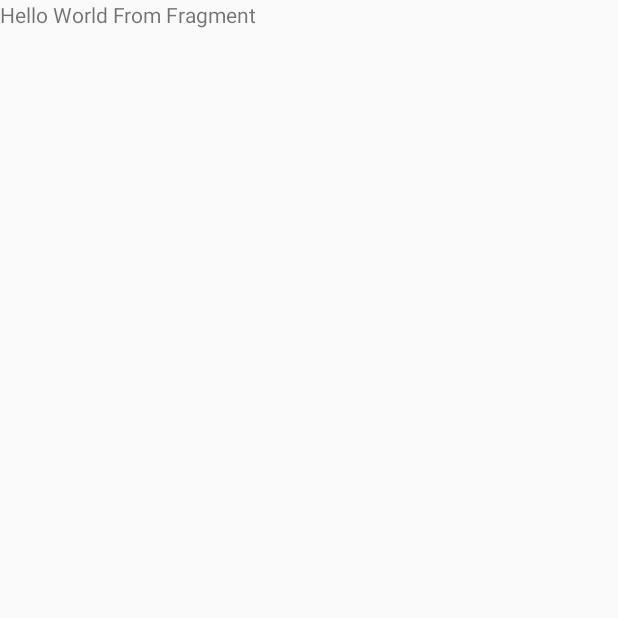
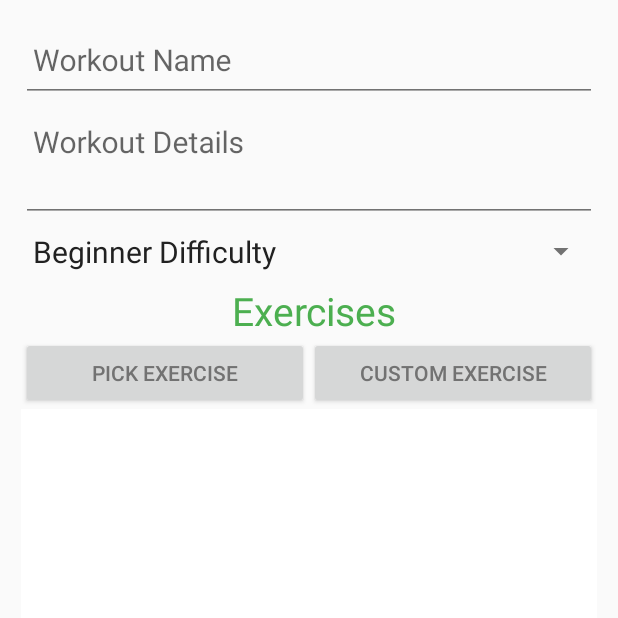
Before and after one commit to etenoch/CISC325-MakeFit, an Android app: the fragment NewWorkout shown on its own in the app's theme, on a phone screen of 412 x 824 dp, the top half of it. Run offline under Robolectric (Android 15) with nearby library versions, the phone set to English and light mode, and no system bars; our stand-ins replace ButterKnife.

Commit message:
+ new workout fragment + trying to fix this git thing

```diff
--- a/app/src/main/AndroidManifest.xml
+++ b/app/src/main/AndroidManifest.xml
@@ -8,7 +8,8 @@
         android:label="@string/app_name"
         android:supportsRtl="true"
         android:theme="@style/AppTheme" >
-        <activity android:name=".MainActivity" >
+        <activity android:name=".MainActivity"
+            android:windowSoftInputMode="stateHidden" >
             <intent-filter>
                 <action android:name="android.intent.action.MAIN" />
 
--- a/app/src/main/java/com/enochtam/cisc325/makefit/MainActivity.java
+++ b/app/src/main/java/com/enochtam/cisc325/makefit/MainActivity.java
@@ -1,8 +1,8 @@
 package com.enochtam.cisc325.makefit;
 
 import android.app.Fragment;
+import android.app.FragmentTransaction;
 import android.os.Bundle;
-import android.app.FragmentTransaction;
 import android.support.v4.widget.DrawerLayout;
 import android.support.v7.app.ActionBarDrawerToggle;
 import android.support.v7.app.AppCompatActivity;
@@ -24,13 +24,11 @@ public class MainActivity extends AppCompatActivity {
     // toolbar
     Toolbar toolbar;
 
-
     // hamburger menu
     private RecyclerView drawerRecyclerView;
     private RecyclerView.Adapter drawerAdapter;
     private DrawerLayout drawer;
     private ActionBarDrawerToggle drawerToggle;
-
 
     // fragment stuff
     private Fragment pendingFragment;
--- a/app/src/main/java/com/enochtam/cisc325/makefit/fragments/NewWorkout.java
+++ b/app/src/main/java/com/enochtam/cisc325/makefit/fragments/NewWorkout.java
@@ -1,18 +1,30 @@
 package com.enochtam.cisc325.makefit.fragments;
 
+import android.app.Activity;
 import android.app.Fragment;
 import android.os.Bundle;
 import android.view.LayoutInflater;
 import android.view.View;
 import android.view.ViewGroup;
+import android.widget.ArrayAdapter;
+import android.widget.Spinner;
 
 import com.enochtam.cisc325.makefit.R;
+
+import butterknife.Bind;
+import butterknife.ButterKnife;
 
 public class NewWorkout extends Fragment {
 
     private static final String ARG_PARAM1 = "param1";
     private String mParam1;
 
+    View fragmentView;
+    Activity that;
+
+    @Bind(R.id.workout_difficulty) Spinner difficultySpinner;
+
+    ArrayAdapter spinnerAdapter;
 
     public static WorkoutScreen newInstance(String param1, String param2) {
         WorkoutScreen fragment = new WorkoutScreen();
@@ -32,11 +44,25 @@ public class NewWorkout extends Fragment {
         if (getArguments() != null) {
             mParam1 = getArguments().getString(ARG_PARAM1);
         }
+        that = getActivity();
+
+
+
+
     }
 
     @Override
     public View onCreateView(LayoutInflater inflater, ViewGroup container, Bundle savedInstanceState) {
-        return inflater.inflate(R.layout.fragment_new_workout, container, false);
+        fragmentView= inflater.inflate(R.layout.fragment_new_workout, container, false);
+        ButterKnife.bind(this, fragmentView);
+
+
+        spinnerAdapter = ArrayAdapter.createFromResource(that, R.array.difficulty_spinner, R.layout.spinner_item);
+        spinnerAdapter.setDropDownViewResource(R.layout.spinner_dropdown_item);
+        difficultySpinner.setAdapter(spinnerAdapter);
+
+
+        return fragmentView;
     }
 
 
--- a/app/src/main/java/com/enochtam/cisc325/makefit/fragments/StartScreen.java
+++ b/app/src/main/java/com/enochtam/cisc325/makefit/fragments/StartScreen.java
@@ -63,7 +63,6 @@ public class StartScreen extends Fragment implements OnDateSelectedListener, OnM
 
     @Override
     public void onMonthChanged(MaterialCalendarView calendarWidget, CalendarDay date) {
-        //noinspection ConstantConditions
 //        getSupportActionBar().setTitle(FORMATTER.format(date.getDate()));
     }
 
--- a/app/src/main/res/layout/fragment_new_workout.xml
+++ b/app/src/main/res/layout/fragment_new_workout.xml
@@ -3,7 +3,116 @@
     android:layout_height="match_parent"
     tools:context="com.enochtam.cisc325.makefit.fragments.NewWorkout">
 
-    <TextView android:layout_width="match_parent" android:layout_height="match_parent"
-        android:text="Hello World From Fragment" />
+    <RelativeLayout
+        android:layout_width="fill_parent"
+        android:layout_height="fill_parent"
+        android:paddingLeft="14dp"
+        android:paddingRight="14dp"
+        android:paddingTop="10dp"
+        android:paddingBottom="10dp">
+
+        <LinearLayout
+            android:orientation="vertical"
+            android:layout_width="fill_parent"
+            android:layout_height="wrap_content"
+            android:id="@+id/nw_ll_1">
+
+            <android.support.design.widget.TextInputLayout
+                android:layout_width="match_parent"
+                android:layout_height="wrap_content">
+
+                <EditText
+                    android:inputType="text"
+                    android:hint="Workout Name"
+                    android:layout_width="fill_parent"
+                    android:layout_height="wrap_content"
+                    android:id="@+id/workout_name"
+                    android:textColor="@color/primary_text"
+                    android:paddingLeft="8dp"
+                    android:paddingTop="6dp"
+                    android:paddingBottom="14dp"
+                    android:textSize="20sp"/>
+
+            </android.support.design.widget.TextInputLayout>
+
+            <android.support.design.widget.TextInputLayout
+                android:layout_marginTop="-1dp"
+                android:layout_width="match_parent"
+                android:layout_height="wrap_content">
+                <EditText
+                    android:hint="Workout Details"
+                    android:layout_width="fill_parent"
+                    android:layout_height="wrap_content"
+                    android:id="@+id/workout_details"
+                    android:textColor="@color/primary_text"
+                    android:inputType="textMultiLine"
+                    android:minLines="2"
+                    android:maxLines="4"
+                    android:scrollbars="vertical"
+                    android:gravity="top|left"
+                    android:paddingLeft="8dp"
+                    android:paddingTop="6dp"
+                    android:paddingBottom="14dp"
+                    android:textSize="20sp"/>
+            </android.support.design.widget.TextInputLayout>
+
+            <Spinner
+                android:layout_marginTop="6dp"
+                style="@style/SpinnerItemStyle"
+                android:layout_width="fill_parent"
+                android:layout_height="wrap_content"
+                android:id="@+id/workout_difficulty"
+                android:textColor="@color/primary_text" />
+        </LinearLayout>
+
+        <LinearLayout
+            android:orientation="vertical"
+            android:layout_width="match_parent"
+            android:layout_height="fill_parent"
+            android:layout_below="@+id/nw_ll_1">
+
+            <TextView
+                android:layout_gravity="center"
+                android:text="Exercises"
+                android:layout_height="wrap_content"
+                android:layout_width="wrap_content"
+                android:textSize="26sp"
+                android:textColor="@color/accent"
+                android:layout_marginLeft="4dp"
+                android:layout_marginTop="8dp">
+            </TextView>
+
+            <LinearLayout
+                android:layout_width="match_parent"
+                android:layout_height="wrap_content"
+                android:orientation="horizontal">
+                <Button
+                    android:layout_width="fill_parent"
+                    android:layout_height="wrap_content"
+                    android:layout_weight="1"
+                    android:text="Pick Exercise"
+                    android:textColor="@color/secondary_text"/>
+                <Button
+                    android:layout_width="fill_parent"
+                    android:layout_height="wrap_content"
+                    android:layout_weight="1"
+                    android:text="Custom Exercise"
+                    android:textColor="@color/secondary_text"/>
+            </LinearLayout>
+
+            <android.support.v7.widget.RecyclerView
+                android:id="@+id/add_exercise_rv"
+                android:layout_width="fill_parent"
+                android:layout_height="fill_parent"
+                android:layout_gravity="left"
+                android:background="#ffffff">
+            </android.support.v7.widget.RecyclerView>
+
+
+        </LinearLayout>
+
+
+    </RelativeLayout>
+
 
 </FrameLayout>
--- /dev/null
+++ b/app/src/main/res/layout/spinner_item.xml
@@ -0,0 +1,6 @@
+<TextView xmlns:android="http://schemas.android.com/apk/res/android"
+    android:id="@android:id/text1"
+    android:layout_width="match_parent"
+    android:layout_height="wrap_content"
+    android:textSize="20sp"
+    android:textColor="@color/primary_text" />
--- a/app/src/main/res/values-v21/styles.xml
+++ b/app/src/main/res/values-v21/styles.xml
@@ -13,6 +13,12 @@
         <item name="android:windowDrawsSystemBarBackgrounds">true</item>
         <item name="android:statusBarColor">@android:color/transparent</item>
 
+        <item name="colorControlNormal">@color/secondary_text</item>
+        <item name="colorControlActivated">@color/accent</item>
+        <item name="colorControlHighlight">@color/accent</item>
+
+        <item name="drawerArrowStyle">@style/WhiteDrawerIconStyle</item>
+
     </style>
 
 
--- a/app/src/main/res/values/strings.xml
+++ b/app/src/main/res/values/strings.xml
@@ -4,5 +4,10 @@
     <string name="open_drawer">Open Drawer</string>
     <string name="close_drawer">Close Drawer</string>
 
+    <string-array name="difficulty_spinner">
+        <item>Beginner Difficulty</item>
+        <item>Intermediate Difficulty</item>
+        <item>Experienced Difficulty</item>
+    </string-array>
 
 </resources>
--- a/app/src/main/res/values/styles.xml
+++ b/app/src/main/res/values/styles.xml
@@ -8,7 +8,26 @@
         <item name="android:textColorPrimary">@color/white</item>
         <item name="android:textColorSecondary">@color/white</item>
         <item name="android:actionMenuTextColor">@color/white</item>
+
+        <item name="colorControlNormal">@color/secondary_text</item>
+        <item name="colorControlActivated">@color/accent</item>
+        <item name="colorControlHighlight">@color/accent</item>
+
+        <item name="drawerArrowStyle">@style/WhiteDrawerIconStyle</item>
+
+
     </style>
+
+
+    <style name="WhiteDrawerIconStyle" parent="Widget.AppCompat.DrawerArrowToggle">
+        <item name="spinBars">true</item>
+        <item name="color">@android:color/white</item>
+    </style>
+
+    <style name="SpinnerItemStyle" parent="@android:style/Widget.Holo.Light.DropDownItem.Spinner">
+        <item name="android:textColor">@color/primary_text</item>
+    </style>
+
 
     <style name="TextShadow">
         <item name="android:shadowColor">#000000</item>
```
Also changed, not shown: app/src/main/java/com/enochtam/cisc325/makefit/Data.java (+19 -5 lines), app/src/main/java/com/enochtam/cisc325/makefit/db/MakeFitDbHelper.java (added, +63 -0 lines), app/src/main/java/com/enochtam/cisc325/makefit/fragments/WorkoutList.java (+11 -15 lines), app/src/main/res/layout/spinner_dropdown_item.xml (added, +9 -0 lines).
